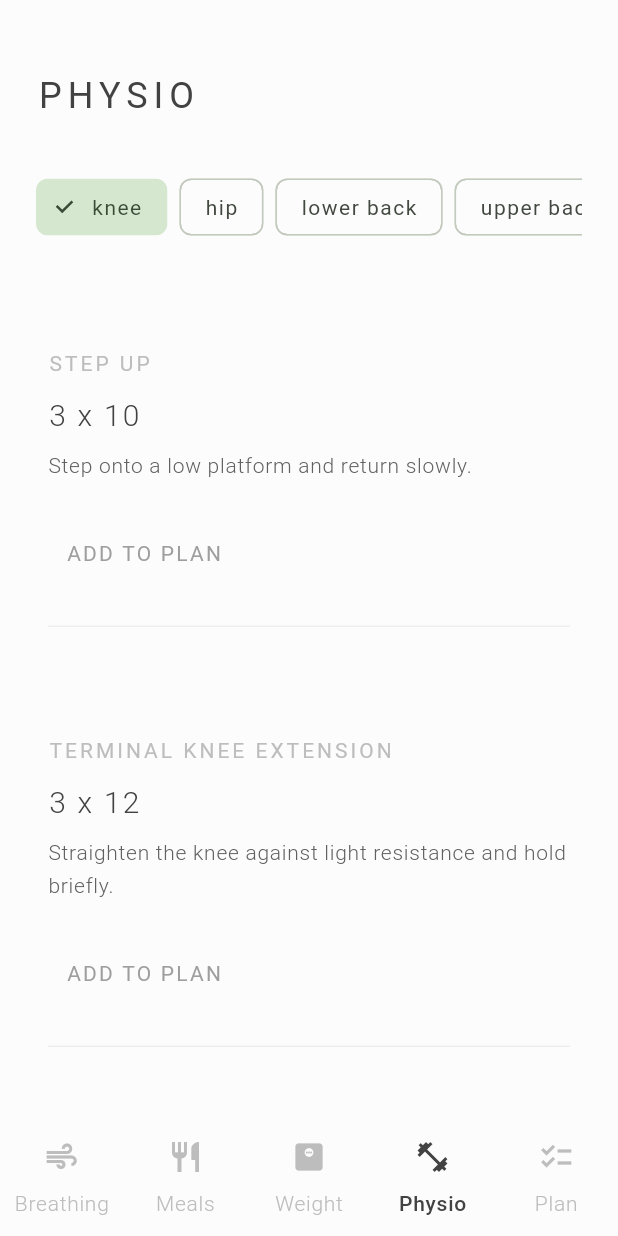
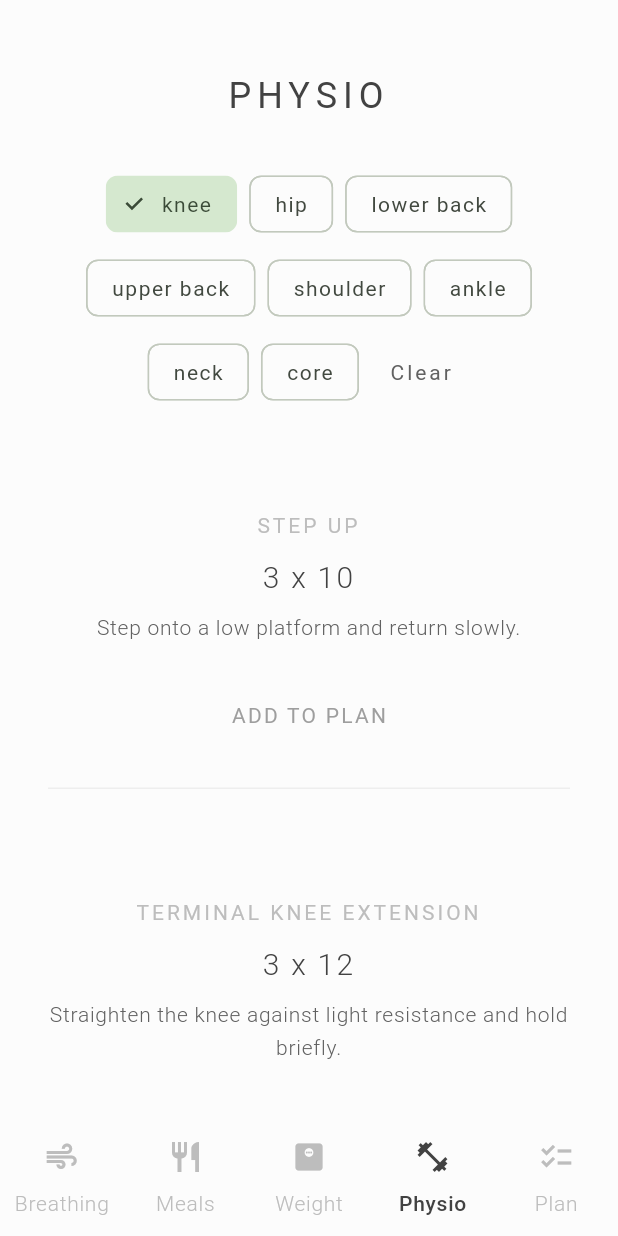
Before and after one commit to alcelaser/breathe, a Flutter app: the PhysioScreen screen opened by its route, after a tap on "knee", on a phone screen of 412 x 824 dp. Run offline on Flutter 3.47's test engine with Material 3 defaults, Android fonts, the phone set to English and light mode, and no system bars; our stand-ins replace fl_chart, flutter_riverpod, go_router, sqflite; accounts and stored records are empty.

Commit message:
chore(release): prepare v0.1.2

```diff
--- a/lib/features/breathing/ui/breathing_screen.dart
+++ b/lib/features/breathing/ui/breathing_screen.dart
@@ -69,8 +69,14 @@ class _BreathingScreenState extends ConsumerState<BreathingScreen> {
   @override
   Widget build(BuildContext context) {
     return Scaffold(
-      appBar: AppBar(title: const Text('Breathing')),
-      body: ListView(
+      appBar: AppBar(
+        title: const Text('Breathing'),
+        centerTitle: true,
+      ),
+      body: Center(
+        child: ConstrainedBox(
+          constraints: const BoxConstraints(maxWidth: 560),
+          child: ListView(
             padding: const EdgeInsets.all(16),
             children: <Widget>[
               DropdownButtonFormField<String>(
@@ -93,15 +99,17 @@ class _BreathingScreenState extends ConsumerState<BreathingScreen> {
               Padding(
                 padding: const EdgeInsets.symmetric(horizontal: 8),
                 child: Column(
-              crossAxisAlignment: CrossAxisAlignment.start,
+                  crossAxisAlignment: CrossAxisAlignment.center,
                   children: <Widget>[
                     Text(
                       _howToBreathe,
+                      textAlign: TextAlign.center,
                       style: Theme.of(context).textTheme.bodyMedium,
                     ),
                     const SizedBox(height: 24),
                     Text(
                       _patternGoals[_pattern] ?? '',
+                      textAlign: TextAlign.center,
                       style: Theme.of(context).textTheme.bodyMedium,
                     ),
                   ],
@@ -110,7 +118,7 @@ class _BreathingScreenState extends ConsumerState<BreathingScreen> {
               const SizedBox(height: 48),
               const Divider(color: Color(0xFFEEEEEE), height: 1),
               const SizedBox(height: 32),
-          Text('Inhale: $_inhale s'),
+              Center(child: Text('Inhale: $_inhale s')),
               Slider(
                 value: _inhale.toDouble(),
                 min: 1,
@@ -119,15 +127,16 @@ class _BreathingScreenState extends ConsumerState<BreathingScreen> {
                 onChanged: (double value) =>
                     setState(() => _inhale = value.round()),
               ),
-          Text('Hold: $_hold s'),
+              Center(child: Text('Hold: $_hold s')),
               Slider(
                 value: _hold.toDouble(),
                 min: 0,
                 max: 15,
                 divisions: 15,
-            onChanged: (double value) => setState(() => _hold = value.round()),
+                onChanged: (double value) =>
+                    setState(() => _hold = value.round()),
               ),
-          Text('Exhale: $_exhale s'),
+              Center(child: Text('Exhale: $_exhale s')),
               Slider(
                 value: _exhale.toDouble(),
                 min: 1,
@@ -136,7 +145,7 @@ class _BreathingScreenState extends ConsumerState<BreathingScreen> {
                 onChanged: (double value) =>
                     setState(() => _exhale = value.round()),
               ),
-          Text('Cycles: $_cycles'),
+              Center(child: Text('Cycles: $_cycles')),
               Slider(
                 value: _cycles.toDouble(),
                 min: 1,
@@ -146,11 +155,15 @@ class _BreathingScreenState extends ConsumerState<BreathingScreen> {
                     setState(() => _cycles = value.round()),
               ),
               const SizedBox(height: 8),
-          FilledButton(
+              Center(
+                child: FilledButton(
                   onPressed: _startSession,
                   child: const Text('Start Session'),
                 ),
+              ),
             ],
+          ),
+        ),
       ),
     );
   }
--- a/lib/features/meals/ui/meals_screen.dart
+++ b/lib/features/meals/ui/meals_screen.dart
@@ -9,8 +9,8 @@ import 'package:recovery_app/features/meals/ui/widgets/meal_card.dart';
 class MealsScreen extends ConsumerWidget {
   const MealsScreen({super.key});
 
-  Future<void> _openAddSheet(
-      BuildContext context, WidgetRef ref, DateTime date, {Meal? meal}) async {
+  Future<void> _openAddSheet(BuildContext context, WidgetRef ref, DateTime date,
+      {Meal? meal}) async {
     await showModalBottomSheet<void>(
       context: context,
       isScrollControlled: true,
@@ -37,13 +37,14 @@ class MealsScreen extends ConsumerWidget {
 
     return Scaffold(
       body: SafeArea(
+        child: Center(
+          child: ConstrainedBox(
+            constraints: const BoxConstraints(maxWidth: 560),
             child: Column(
               children: <Widget>[
                 Padding(
                   padding: const EdgeInsets.fromLTRB(16, 48, 16, 24),
-              child: Column(
-                children: [
-                  Row(
+                  child: Row(
                     mainAxisAlignment: MainAxisAlignment.center,
                     children: <Widget>[
                       IconButton(
@@ -58,7 +59,10 @@ class MealsScreen extends ConsumerWidget {
                         child: Center(
                           child: Text(
                             'MEALS - ${DateFormat.MMMEd().format(selectedDate).toUpperCase()}',
-                            style: Theme.of(context).textTheme.labelLarge?.copyWith(
+                            style: Theme.of(context)
+                                .textTheme
+                                .labelLarge
+                                ?.copyWith(
                                   letterSpacing: 2.0,
                                   fontWeight: FontWeight.w400,
                                 ),
@@ -75,8 +79,6 @@ class MealsScreen extends ConsumerWidget {
                       ),
                     ],
                   ),
-                ],
-              ),
                 ),
                 Expanded(
                   child: mealsState.when(
@@ -86,35 +88,44 @@ class MealsScreen extends ConsumerWidget {
                       }
 
                       return ListView(
-                    padding: const EdgeInsets.symmetric(horizontal: 24, vertical: 16),
+                        padding: const EdgeInsets.symmetric(
+                            horizontal: 24, vertical: 16),
                         children: meals.map((Meal meal) {
                           return MealCard(
                             meal: meal,
-                        onEdit: () => _openAddSheet(context, ref, selectedDate, meal: meal),
+                            onEdit: () => _openAddSheet(
+                                context, ref, selectedDate,
+                                meal: meal),
                             onRemove: () async {
                               final int? id = meal.id;
                               if (id == null) {
                                 return;
                               }
-                          await ref.read(mealNotifierProvider.notifier).deleteMeal(id);
+                              await ref
+                                  .read(mealNotifierProvider.notifier)
+                                  .deleteMeal(id);
                               if (!context.mounted) {
                                 return;
                               }
                               ScaffoldMessenger.of(context).showSnackBar(
-                            const SnackBar(content: Text('Meal deleted. Undo?')),
+                                const SnackBar(
+                                    content: Text('Meal deleted. Undo?')),
                               );
                             },
                           );
                         }).toList(),
                       );
                     },
-                loading: () => const Center(child: CircularProgressIndicator()),
+                    loading: () =>
+                        const Center(child: CircularProgressIndicator()),
                     error: (Object _, StackTrace __) {
                       return const Center(child: Text('Unable to load meals.'));
                     },
                   ),
                 ),
               ],
+            ),
+          ),
         ),
       ),
       floatingActionButton: FloatingActionButton(
--- a/lib/features/physio/providers/physio_providers.dart
+++ b/lib/features/physio/providers/physio_providers.dart
@@ -94,7 +94,7 @@ class PhysioNotifier extends AsyncNotifier<PhysioState> {
     final List<ExerciseLog> logs = await _logRepository.getLogsForDate(today);
     final Set<String> planIds = await _logRepository.getPlannedExerciseIds();
     final Map<String, int> repsToday =
-      await _logRepository.getPlanRepsForDate(selectedDate);
+        await _logRepository.getPlanRepsForDate(selectedDate);
     final Map<String, List<PlanProgressEntry>> history =
         <String, List<PlanProgressEntry>>{};
     for (final String exerciseId in planIds) {
--- a/lib/features/physio/ui/physio_screen.dart
+++ b/lib/features/physio/ui/physio_screen.dart
@@ -40,12 +40,18 @@ class PhysioScreen extends ConsumerWidget {
                     (Exercise item) => data.loggedExerciseIds.contains(item.id))
                 .toList();
 
-            return ListView(
-              padding: const EdgeInsets.symmetric(horizontal: 24, vertical: 48),
+            return Center(
+              child: ConstrainedBox(
+                constraints: const BoxConstraints(maxWidth: 560),
+                child: ListView(
+                  padding:
+                      const EdgeInsets.symmetric(horizontal: 24, vertical: 48),
                   children: <Widget>[
                     Text(
                       'PHYSIO',
-                  style: Theme.of(context).textTheme.headlineSmall?.copyWith(
+                      textAlign: TextAlign.center,
+                      style:
+                          Theme.of(context).textTheme.headlineSmall?.copyWith(
                                 letterSpacing: 4.0,
                                 fontWeight: FontWeight.w400,
                               ),
@@ -56,25 +62,29 @@ class PhysioScreen extends ConsumerWidget {
                       onToggle: (String area) => ref
                           .read(physioNotifierProvider.notifier)
                           .toggleBodyArea(area),
-                  onClear: () =>
-                      ref.read(physioNotifierProvider.notifier).clearFilters(),
+                      onClear: () => ref
+                          .read(physioNotifierProvider.notifier)
+                          .clearFilters(),
                     ),
                     const SizedBox(height: 16),
                     if (completedToday.isNotEmpty) ...<Widget>[
                       const SizedBox(height: 8),
-                  Text('TODAY\'S SESSION', style: Theme.of(context).textTheme.labelLarge?.copyWith(letterSpacing: 2.0, color: const Color(0xFFBDBDBD))),
+                      Text(
+                        'TODAY\'S SESSION',
+                        textAlign: TextAlign.center,
+                        style: Theme.of(context).textTheme.labelLarge?.copyWith(
+                            letterSpacing: 2.0, color: const Color(0xFFBDBDBD)),
+                      ),
                       const SizedBox(height: 16),
-                  SizedBox(
-                    height: 56,
-                    child: ListView(
-                      scrollDirection: Axis.horizontal,
+                      Wrap(
+                        alignment: WrapAlignment.center,
+                        spacing: 8,
+                        runSpacing: 8,
                         children: completedToday
-                          .map((Exercise exercise) => Padding(
-                                padding: const EdgeInsets.only(right: 8),
-                                child: Chip(label: Text(exercise.name)),
+                            .map((Exercise exercise) => Chip(
+                                  label: Text(exercise.name),
                                 ))
                             .toList(),
-                    ),
                       ),
                     ],
                     const SizedBox(height: 16),
@@ -97,15 +107,19 @@ class PhysioScreen extends ConsumerWidget {
                                 .addToPlan(exercise.id);
                           }
                         },
-                    onTap: () => _openDetails(context, ref, exercise, isDone),
+                        onTap: () =>
+                            _openDetails(context, ref, exercise, isDone),
                       );
                     }),
                   ],
+                ),
+              ),
             );
           },
           loading: () => const Center(child: CircularProgressIndicator()),
           error: (Object _, StackTrace __) {
-            return const Center(child: Text('Unable to load physio exercises.'));
+            return const Center(
+                child: Text('Unable to load physio exercises.'));
           },
         ),
       ),
--- a/lib/features/physio/ui/widgets/exercise_card.dart
+++ b/lib/features/physio/ui/widgets/exercise_card.dart
@@ -28,10 +28,11 @@ class ExerciseCard extends StatelessWidget {
       child: Padding(
         padding: const EdgeInsets.symmetric(vertical: 36, horizontal: 8),
         child: Column(
-          crossAxisAlignment: CrossAxisAlignment.start,
+          crossAxisAlignment: CrossAxisAlignment.center,
           children: <Widget>[
             Text(
               exercise.name.toUpperCase(),
+              textAlign: TextAlign.center,
               style: Theme.of(context).textTheme.labelLarge?.copyWith(
                     color: const Color(0xFFBDBDBD),
                     letterSpacing: 2.0,
@@ -40,6 +41,7 @@ class ExerciseCard extends StatelessWidget {
             const SizedBox(height: 12),
             Text(
               dosage,
+              textAlign: TextAlign.center,
               style: Theme.of(context).textTheme.headlineSmall?.copyWith(
                     fontSize: 20,
                     color: const Color(0xFF424242),
@@ -48,12 +50,14 @@ class ExerciseCard extends StatelessWidget {
             const SizedBox(height: 8),
             Text(
               exercise.description,
-              maxLines: 2,
+              maxLines: 3,
               overflow: TextOverflow.ellipsis,
+              textAlign: TextAlign.center,
               style: Theme.of(context).textTheme.bodyMedium,
             ),
             const SizedBox(height: 24),
             Wrap(
+              alignment: WrapAlignment.center,
               spacing: 16,
               runSpacing: 16,
               children: <Widget>[
@@ -62,7 +66,8 @@ class ExerciseCard extends StatelessWidget {
                   style: TextButton.styleFrom(
                     foregroundColor: const Color(0xFF9E9E9E),
                   ),
-                  child: Text(isPlanned ? 'REMOVE PLAN' : 'ADD TO PLAN', style: const TextStyle(letterSpacing: 1.5)),
+                  child: Text(isPlanned ? 'REMOVE PLAN' : 'ADD TO PLAN',
+                      style: const TextStyle(letterSpacing: 1.5)),
                 ),
               ],
             ),
--- a/lib/features/physio/ui/widgets/exercise_filter_chips.dart
+++ b/lib/features/physio/ui/widgets/exercise_filter_chips.dart
@@ -25,24 +25,20 @@ class ExerciseFilterChips extends StatelessWidget {
 
   @override
   Widget build(BuildContext context) {
-    return SizedBox(
-      height: 52,
-      child: ListView(
-        scrollDirection: Axis.horizontal,
+    return Wrap(
+      alignment: WrapAlignment.center,
+      spacing: 8,
+      runSpacing: 8,
       children: <Widget>[
         ...bodyAreas.map((String area) {
-            return Padding(
-              padding: const EdgeInsets.only(right: 8),
-              child: FilterChip(
+          return FilterChip(
             label: Text(area.replaceAll('_', ' ')),
             selected: selected.contains(area),
             onSelected: (_) => onToggle(area),
-              ),
           );
         }),
         TextButton(onPressed: onClear, child: const Text('Clear')),
       ],
-      ),
     );
   }
 }
--- a/pubspec.yaml
+++ b/pubspec.yaml
@@ -1,7 +1,7 @@
 name: recovery_app
 description: Personal recovery companion app.
 publish_to: 'none'
-version: 0.1.0
+version: 0.1.2
 
 environment:
   sdk: '>=3.2.0 <4.0.0'
```
Also changed, not shown: lib/core/database/database_helper.dart (+20 -1 lines), lib/features/home/ui/home_screen.dart (+10 -2 lines), lib/features/meals/ui/widgets/add_meal_sheet.dart (+23 -8 lines), lib/features/meals/ui/widgets/meal_card.dart (+9 -2 lines), lib/features/physio/ui/plan_screen.dart (+61 -40 lines), lib/features/physio/ui/widgets/exercise_detail_sheet.dart (+28 -12 lines), lib/features/weight/ui/weight_screen.dart (+31 -8 lines), lib/features/weight/ui/widgets/add_weight_sheet.dart (+11 -5 lines), 1 other file. Lines whose indentation alone changed are shown as unchanged.
